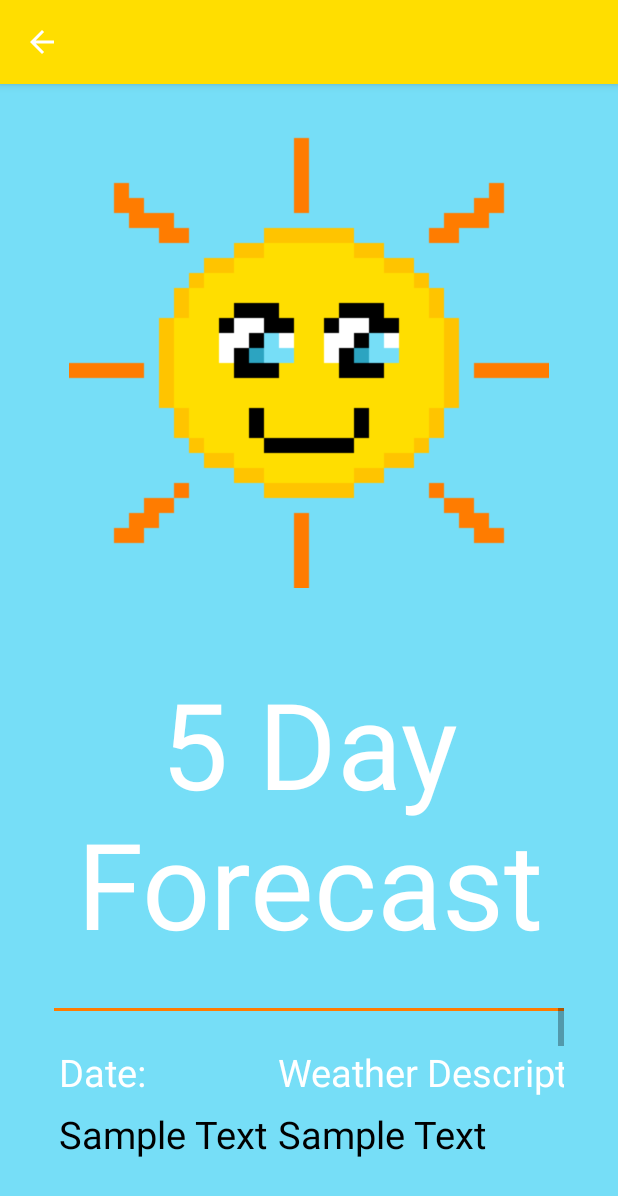
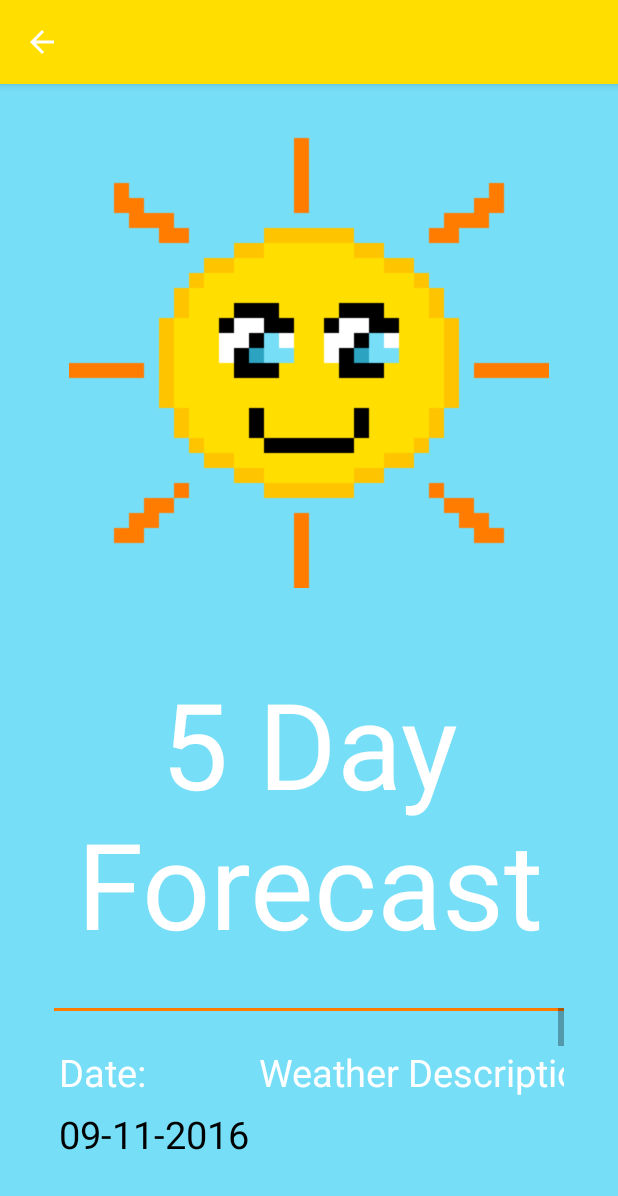
Before and after one commit to ashedden/WeatherApp, an Android app: the FiveDayActivity screen opened directly, with no data from a screen before it, on a phone screen of 412 x 824 dp. Shown: the top 1196 px of the screen. Run offline under Robolectric (Android 15) with nearby library versions, the phone set to English and light mode, and no system bars.

Commit message:
Got one day for 5 day forecast to work

```diff
--- a/app/src/main/java/com/trackr/ashedden/weatherapp/FiveDayActivity.java
+++ b/app/src/main/java/com/trackr/ashedden/weatherapp/FiveDayActivity.java
@@ -1,23 +1,183 @@
 package com.trackr.ashedden.weatherapp;
 
+import android.os.AsyncTask;
 import android.os.Bundle;
 import android.support.v7.app.AppCompatActivity;
+import android.util.Log;
 import android.view.MenuItem;
+import android.widget.TextView;
+
+import org.json.JSONArray;
+import org.json.JSONException;
+import org.json.JSONObject;
+
+import java.io.BufferedReader;
+import java.io.IOException;
+import java.io.InputStream;
+import java.io.InputStreamReader;
+import java.net.HttpURLConnection;
+import java.net.URL;
+import java.text.SimpleDateFormat;
+import java.util.Calendar;
+import java.util.GregorianCalendar;
 
 /**
  * Created by Allison on 9/10/2016.
  */
+
+//Used direct lines of code from https://github.com/survivingwithandroid/Swa-app/tree/master/WeatherApp
+
 public class FiveDayActivity extends AppCompatActivity {
+
+    static final String API_KEY = "71c9847a4dea7b8bf18c4c126f892abf";
+    static final String API_BASE_URL = "http://api.openweathermap.org/data/2.5";
+    static final String API_FORECAST_URL = API_BASE_URL + "/forecast/daily?APPID=" + API_KEY;
+
+    private final static SimpleDateFormat sdf = new SimpleDateFormat("MM-dd-yyyy");
+
+    String city;
+    TextView date1, date2, date3, date4, date5;
+    TextView weatherDescription1;
+    TextView temperature1;
 
     @Override
     protected void onCreate(Bundle savedInstanceState) {
         super.onCreate(savedInstanceState);
         setContentView(R.layout.activity_fiveday);
 
+        //Retrieve city name from MainActivity
+        city = getIntent().getStringExtra("city");
+
+        date1 = (TextView) findViewById(R.id.five_date1);
+        date2 = (TextView) findViewById(R.id.five_date2);
+        date3 = (TextView) findViewById(R.id.five_date3);
+        date4 = (TextView) findViewById(R.id.five_date4);
+        date5 = (TextView) findViewById(R.id.five_date5);
+
+        weatherDescription1 = (TextView) findViewById(R.id.five_weather1);
+        temperature1 = (TextView) findViewById(R.id.five_temp1);
+
         android.support.v7.app.ActionBar mActionBar = getSupportActionBar();
         mActionBar.setTitle("");
         mActionBar  .setDisplayHomeAsUpEnabled(true);
+
+        JSONForecastWeatherTask task1 = new JSONForecastWeatherTask();
+        task1.execute(new String[]{city});
     }
+
+    private class JSONForecastWeatherTask extends AsyncTask<String, Void, ForecastModel> {
+
+        @Override
+        protected ForecastModel doInBackground(String... params) {
+            ForecastModel forecast = new ForecastModel();
+
+            HttpURLConnection con = null ;
+            InputStream is = null;
+            BufferedReader br1 = null;
+            int forecastDayNum = 1;
+            final String url = API_FORECAST_URL + "&cnt=" + forecastDayNum + "&q=" + city;
+
+            try {
+                con = (HttpURLConnection) ( new URL(url)).openConnection();
+                con.setRequestMethod("GET");
+                con.setDoInput(true);
+                con.setDoOutput(true);
+                con.connect();
+
+                // Let's read the response
+                StringBuffer buffer1 = new StringBuffer();
+                is = con.getInputStream();
+                br1 = new BufferedReader(new InputStreamReader(is));
+                String line1 = "";
+                while (  (line1 = br1.readLine()) != null )
+                    buffer1.append(line1 + "\r\n");
+                is.close();
+                con.disconnect();
+
+                // We create out JSONObject from the data
+                JSONObject jObj = new JSONObject(buffer1.toString());
+
+                JSONArray jArr = jObj.getJSONArray("list");
+
+                for(int i=0;i<jArr.length();i++){
+
+                    JSONObject wObj = jArr.getJSONObject(i);
+                    JSONObject tempObj = wObj.getJSONObject("temp");
+                    forecast.temperature.setTemp((float)tempObj.getDouble("day"));
+                    JSONArray weatherjArr = wObj.getJSONArray("weather");
+
+                    for(int j=0;j<weatherjArr.length();j++){
+                        JSONObject dObj = weatherjArr.getJSONObject(j);
+                        forecast.currentCondition.setDescr(dObj.getString("description"));
+                    }
+                }
+
+                return forecast;
+
+            } catch (IOException e) {
+                e.printStackTrace();
+            } catch (JSONException e) {
+                e.printStackTrace();
+            } catch(Throwable t) {
+                t.printStackTrace();
+            }
+            finally {
+                try { is.close(); } catch(Throwable t) {}
+                try { con.disconnect(); } catch(Throwable t) {}
+            }
+
+            return forecast;
+
+        }
+
+        @Override
+        protected void onPostExecute(ForecastModel forecastWeather) {
+            super.onPostExecute(forecastWeather);
+
+            GregorianCalendar gc = new GregorianCalendar();
+            String formattedDate = sdf.format(gc.getTime());
+            date1.setText(formattedDate);
+
+            gc.add(Calendar.DATE, 1);
+            formattedDate = sdf.format(gc.getTime());
+            date2.setText(formattedDate);
+
+            gc.add(Calendar.DATE, 1);
+            formattedDate = sdf.format(gc.getTime());
+            date3.setText(formattedDate);
+
+            gc.add(Calendar.DATE, 1);
+            formattedDate = sdf.format(gc.getTime());
+            date4.setText(formattedDate);
+
+            gc.add(Calendar.DATE, 1);
+            formattedDate = sdf.format(gc.getTime());
+            date5.setText(formattedDate);
+
+            weatherDescription1.setText(forecastWeather.currentCondition.getDescr());
+            temperature1.setText("" + Math.round((forecastWeather.temperature.getTemp() - 273.15)) + " °C");
+        }
+
+
+
+    }
+
+
+
+
+
+
+
+
+
+
+
+
+
+
+
+
+
 
     //From Android website
     @Override
--- /dev/null
+++ b/app/src/main/java/com/trackr/ashedden/weatherapp/ForecastModel.java
@@ -0,0 +1,55 @@
+package com.trackr.ashedden.weatherapp;
+
+/**
+ * Created by Allison on 9/11/2016.
+ */
+
+//Used direct lines of code from https://github.com/survivingwithandroid/Swa-app/tree/master/WeatherApp
+
+/*
+ * Copyright (C) 2013 Surviving with Android (http://www.survivingwithandroid.com)
+ *
+ * Licensed under the Apache License, Version 2.0 (the "License");
+ * you may not use this file except in compliance with the License.
+ * You may obtain a copy of the License at
+ *
+ *      http://www.apache.org/licenses/LICENSE-2.0
+ *
+ * Unless required by applicable law or agreed to in writing, software
+ * distributed under the License is distributed on an "AS IS" BASIS,
+ * WITHOUT WARRANTIES OR CONDITIONS OF ANY KIND, either express or implied.
+ * See the License for the specific language governing permissions and
+ * limitations under the License.
+ */
+
+public class ForecastModel {
+
+    public CurrentCondition currentCondition = new CurrentCondition();
+    public Temperature temperature = new Temperature();
+
+    public  class CurrentCondition {
+
+        private String descr;
+
+        public String getDescr() {
+            return descr;
+        }
+        public void setDescr(String descr) {
+            this.descr = descr;
+        }
+
+    }
+
+    public  class Temperature {
+        private float temp;
+
+        public float getTemp() {
+            return temp;
+        }
+        public void setTemp(float temp) {
+            this.temp = temp;
+        }
+
+    }
+
+}
--- a/app/src/main/java/com/trackr/ashedden/weatherapp/TodaysWeatherActivity.java
+++ b/app/src/main/java/com/trackr/ashedden/weatherapp/TodaysWeatherActivity.java
@@ -155,7 +155,7 @@ public class TodaysWeatherActivity extends AppCompatActivity {
 
             cityName.setText(weather.location.getCity() + ", " + weather.location.getCountry());
             weatherDescription.setText(weather.currentCondition.getDescr());
-            temperature.setText("" + Math.round((weather.temperature.getTemp() - 273.15)) + " degrees Celcius");
+            temperature.setText("" + Math.round((weather.temperature.getTemp() - 273.15)) + " °C");
             humidty.setText("" + weather.currentCondition.getHumidity() + "%");
             windSpeed.setText("" + weather.wind.getSpeed() + " mps");
 
--- a/app/src/main/res/layout/activity_fiveday.xml
+++ b/app/src/main/res/layout/activity_fiveday.xml
@@ -39,7 +39,7 @@
         <TableLayout
             android:layout_width="match_parent"
             android:layout_height="wrap_content"
-            android:stretchColumns="1,2,3">
+            android:stretchColumns="*">
 
             <View
                 android:layout_height="2dip"
--- a/app/src/main/res/values/strings.xml
+++ b/app/src/main/res/values/strings.xml
@@ -4,7 +4,7 @@
     <string name="main_title">How\'s the Weather Out There?</string>
     <string name="main_enter">Enter Your City\'s Name:</string>
     <string name="main_hint">(No spaces please!)</string>
-    <string name="main_structure">City,Country</string>
+    <string name="main_structure">ex. santabarbara,us</string>
     <string name="main_search">Search</string>
 
     <string name="today_title">Today\'s Weather</string>
@@ -20,5 +20,5 @@
     <string name="five_date">Date: </string>
     <string name="five_weather">Weather Description: </string>
     <string name="five_temp">Temperature: </string>
-    <string name="five_sample">Sample Text</string>
+    <string name="five_sample"> </string>
 </resources>
```
Also changed, not shown: app/src/main/res/layout/activity_main.xml (+10 -12 lines), 1 other file.
